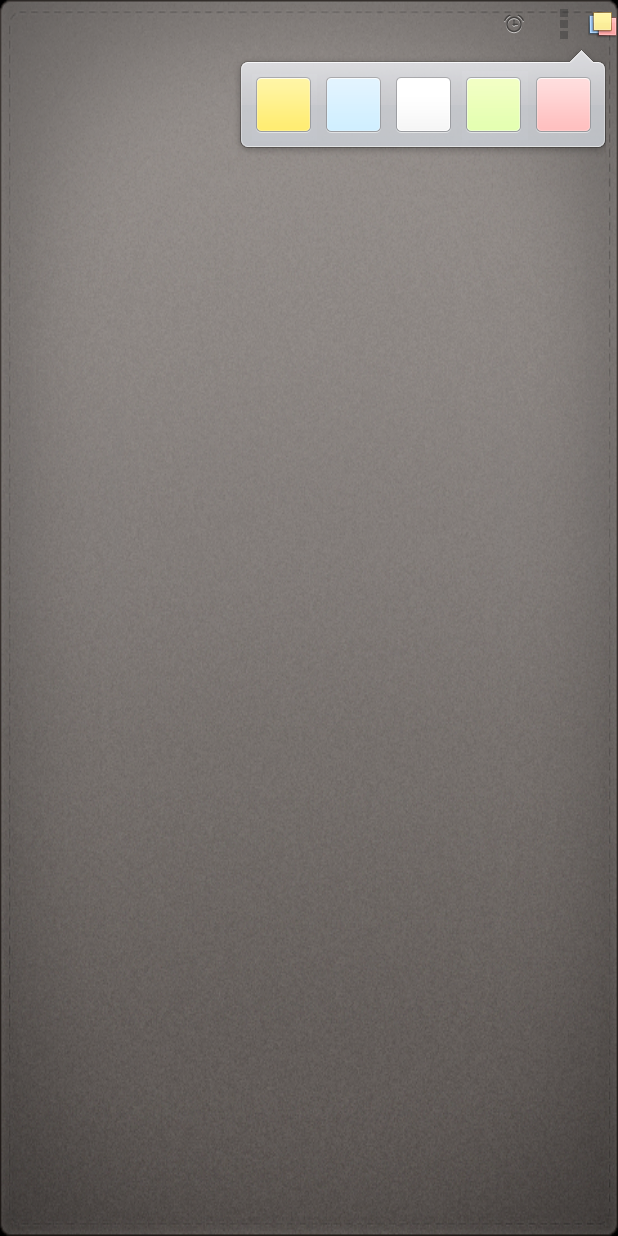
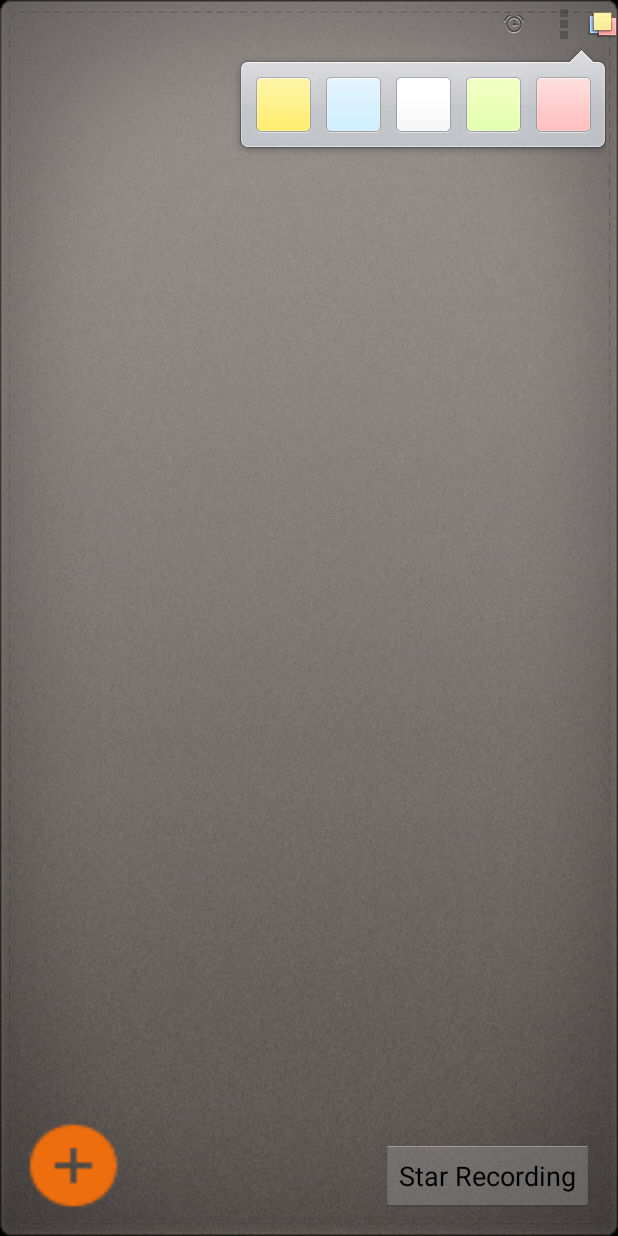
Before and after one commit to jiningapp/jike1701_asp, an Android app: the NoteEditActivity screen opened directly, with no data from a screen before it, on a phone screen of 412 x 824 dp. Run offline under Robolectric (Android 15) with nearby library versions, the light colour scheme and no system bars; pictures from the network do not load; 16 statements that could not run were skipped.

Commit message:
黄国庆增加图片按钮以及录音按钮

```diff
--- /dev/null
+++ b/app/src/main/res/drawable/add_photo.xml
@@ -0,0 +1,9 @@
+<?xml version="1.0" encoding="utf-8"?>
+<selector xmlns:android="http://schemas.android.com/apk/res/android">
+    <item android:state_pressed="true"
+        android:drawable="@drawable/add_photo_pressed"
+        />
+    <item
+        android:drawable="@drawable/add_photo_normal"
+        />
+</selector>
--- a/app/src/main/res/layout/note_edit.xml
+++ b/app/src/main/res/layout/note_edit.xml
@@ -16,9 +16,9 @@
 -->
 
 <!--便签内容页布局-->
-<FrameLayout
-    android:layout_width="fill_parent"
+<FrameLayout android:layout_width="fill_parent"
     android:layout_height="fill_parent"
+    xmlns:app="http://schemas.android.com/apk/res-auto"
     android:background="@drawable/list_background"
     xmlns:android="http://schemas.android.com/apk/res/android">
 <!--整个便签页面的布局-->
@@ -85,6 +85,7 @@
                 android:layout_height="7dip"
                 android:background="@drawable/bg_color_btn_mask" />-->
 <!--滚动的文本区域-->
+            <!--显示区域的底部边距-->
             <ScrollView
                 android:layout_width="fill_parent"
                 android:layout_height="0dip"
@@ -93,7 +94,7 @@
                 android:fadingEdgeLength="0dip"
                 android:overScrollMode="ifContentScrolls"
                 android:scrollbars="vertical">
-<!--文本区域-->
+                <!--文本区域-->
                 <LinearLayout
                     android:layout_width="fill_parent"
                     android:layout_height="fill_parent"
@@ -124,7 +125,7 @@ minLines="12"  设置当前页面最少显示12行-->
                         android:visibility="gone" />
                 </LinearLayout>
             </ScrollView>
-<!--显示区域的底部边距-->
+
             <ImageView
                 android:layout_width="fill_parent"
                 android:layout_height="7dip"
@@ -253,6 +254,24 @@ minLines="12"  设置当前页面最少显示12行-->
                 android:visibility="gone" />
         </FrameLayout>
     </LinearLayout>
+<!--按钮图片32-->
+    <Button
+        android:id="@+id/button_note_new_picture"
+        android:layout_width="66dp"
+        android:layout_height="62dp"
+        android:layout_gravity="bottom|start"
+        android:layout_margin="@dimen/fab_margin"
+        android:background="@drawable/add_photo"
+        app:backgroundTint="@color/colorPrimary" />
+
+    //录音按钮
+    <Button
+        android:id="@+id/button_note_new_voice"
+        android:layout_width="wrap_content"
+        android:layout_height="wrap_content"
+        android:layout_gravity="bottom|end"
+        android:layout_margin="@dimen/fab_margin"
+        android:text="@string/start_record" />
 
 <!--字体大小选择菜单-->
     <LinearLayout
--- a/app/src/main/res/values/colors.xml
+++ b/app/src/main/res/values/colors.xml
@@ -17,4 +17,5 @@
 <!--#335b5b5b-->
 <resources>
     <color name="user_query_highlight">#33FB0404</color>
+    <color name="colorPrimary">#008577</color>
 </resources>
--- a/app/src/main/res/values/strings.xml
+++ b/app/src/main/res/values/strings.xml
@@ -126,6 +126,7 @@
     <string name="search">Notes</string>
     <string name="datetime_dialog_ok">set</string>
     <string name="datetime_dialog_cancel">cancel</string>
+    <string name="start_record">Star Recording</string>
     <plurals name="search_results_title">
          <item quantity="one"><xliff:g id="number" example="1">%1$s</xliff:g> result for \"<xliff:g id="search" example="???">%2$s</xliff:g>\"</item>
         <!-- Case of 0 or 2 or more results. -->
```
Also changed, not shown: app/src/main/res/drawable-hdpi/add_photo_normal.png (added), app/src/main/res/drawable-hdpi/add_photo_pressed.png (added), 1 other file.
